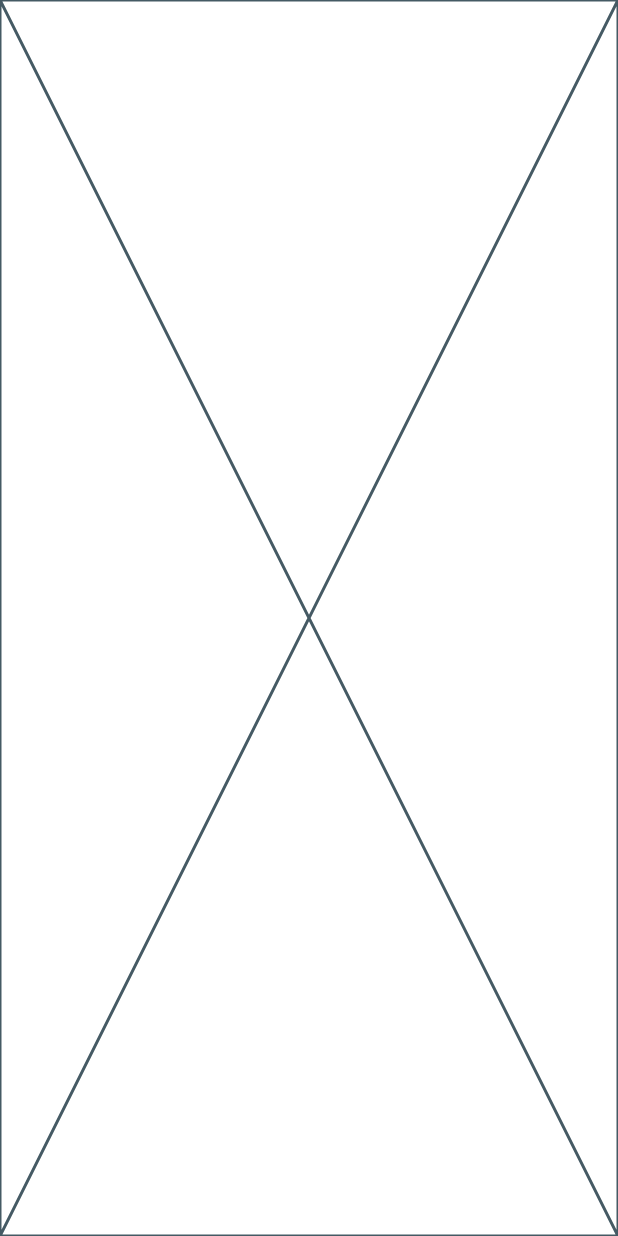
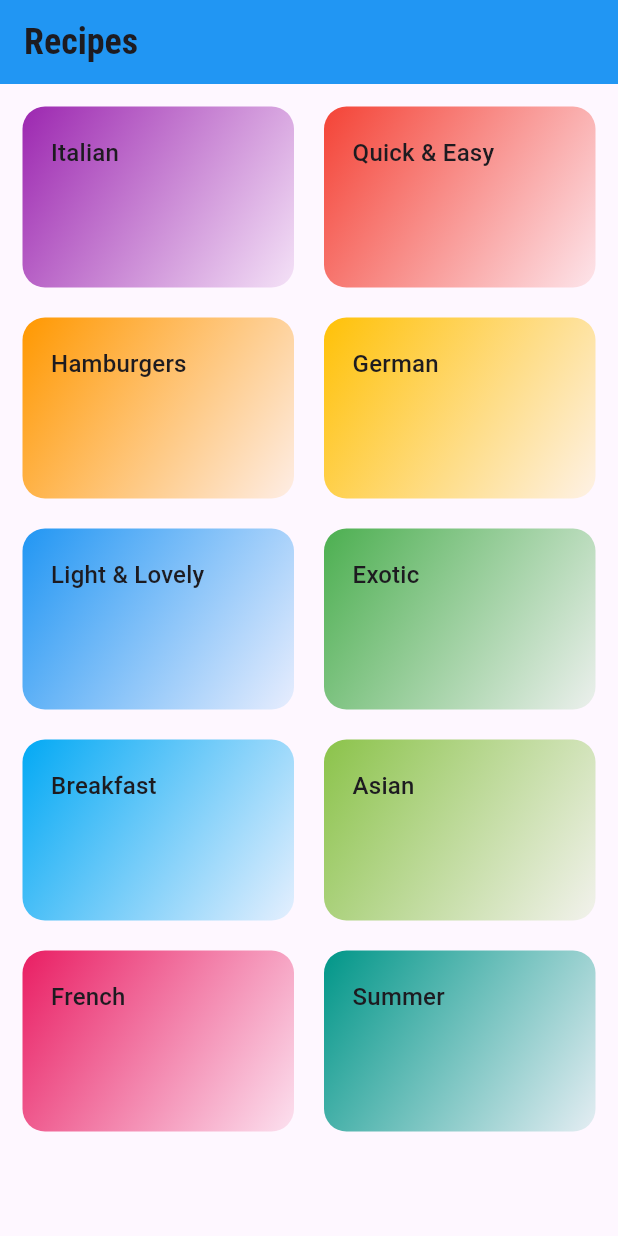
Before and after one commit to GarifullinII/food, a Flutter app: the screen it shows after launch, on a phone screen of 412 x 824 dp. Run offline on Flutter 3.47's test engine with Material 3 defaults, Android fonts, the phone set to English and light mode, and no system bars.

Commit message:
add categories_screen

```diff
--- /dev/null
+++ b/lib/categories_screen.dart
@@ -0,0 +1,34 @@
+import 'package:flutter/material.dart';
+import 'package:food/category_item.dart';
+import 'package:food/dummy_data.dart';
+
+class CategoriesScreen extends StatelessWidget {
+  const CategoriesScreen({super.key});
+
+  @override
+  Widget build(BuildContext context) {
+    return Scaffold(
+      appBar: AppBar(
+        title: const Text('Recipes'),
+        backgroundColor: Colors.blue,
+      ),
+      body: GridView(
+        padding: const EdgeInsets.all(15),
+        gridDelegate: const SliverGridDelegateWithMaxCrossAxisExtent(
+          maxCrossAxisExtent: 200,
+          childAspectRatio: 3 / 2,
+          crossAxisSpacing: 20,
+          mainAxisSpacing: 20,
+        ),
+        children: dummyCategories
+            .map(
+              (category) => CategoryItem(
+                title: category.title,
+                color: category.color,
+              ),
+            )
+            .toList(),
+      ),
+    );
+  }
+}
--- /dev/null
+++ b/lib/category_item.dart
@@ -0,0 +1,32 @@
+import 'package:flutter/material.dart';
+
+class CategoryItem extends StatelessWidget {
+  final String title;
+  final Color color;
+
+  const CategoryItem({required this.title, required this.color, super.key});
+
+  @override
+  Widget build(BuildContext context) {
+    return Container(
+      padding: const EdgeInsets.all(15),
+      decoration: BoxDecoration(
+        gradient: LinearGradient(
+          colors: [
+            color.withOpacity(0.1),
+            color,
+          ],
+          begin: Alignment.bottomRight,
+          end: Alignment.topLeft,
+        ),
+        borderRadius: BorderRadius.circular(15),
+      ),
+      child: Padding(
+        padding: const EdgeInsets.all(4),
+        child: Text(title,
+        style: Theme.of(context).textTheme.titleMedium,
+        ),
+      ),
+    );
+  }
+}
--- /dev/null
+++ b/lib/dummy_data.dart
@@ -0,0 +1,55 @@
+import 'package:flutter/material.dart';
+import 'models/category.dart';
+
+const dummyCategories = [
+  Category(
+    id: 'c1',
+    title: 'Italian',
+    color: Colors.purple,
+  ),
+  Category(
+    id: 'c2',
+    title: 'Quick & Easy',
+    color: Colors.red,
+  ),
+  Category(
+    id: 'c3',
+    title: 'Hamburgers',
+    color: Colors.orange,
+  ),
+  Category(
+    id: 'c4',
+    title: 'German',
+    color: Colors.amber,
+  ),
+  Category(
+    id: 'c5',
+    title: 'Light & Lovely',
+    color: Colors.blue,
+  ),
+  Category(
+    id: 'c6',
+    title: 'Exotic',
+    color: Colors.green,
+  ),
+  Category(
+    id: 'c7',
+    title: 'Breakfast',
+    color: Colors.lightBlue,
+  ),
+  Category(
+    id: 'c8',
+    title: 'Asian',
+    color: Colors.lightGreen,
+  ),
+  Category(
+    id: 'c9',
+    title: 'French',
+    color: Colors.pink,
+  ),
+  Category(
+    id: 'c10',
+    title: 'Summer',
+    color: Colors.teal,
+  ),
+];
--- a/lib/main.dart
+++ b/lib/main.dart
@@ -1,4 +1,6 @@
 import 'package:flutter/material.dart';
+
+import 'categories_screen.dart';
 
 void main() {
   runApp(const MyApp());
@@ -10,21 +12,30 @@ class MyApp extends StatelessWidget {
   @override
   Widget build(BuildContext context) {
     return MaterialApp(
-      title: 'food',
+      title: 'DeliMeals',
       theme: ThemeData(
-        colorScheme: ColorScheme.fromSeed(seedColor: Colors.deepPurple),
-        useMaterial3: true,
+        primaryColor: Colors.blue,
+        hintColor: Colors.blueAccent,
+        canvasColor: Colors.grey,
+        fontFamily: 'Raleway',
+        textTheme: ThemeData.light().textTheme.copyWith(
+              titleLarge: const TextStyle(
+                fontFamily: 'RobotoCondensed',
+                fontSize: 24,
+                fontWeight: FontWeight.bold,
+              ),
+              bodyLarge: const TextStyle(
+                color: Colors.white10,
+              ),
+              bodyMedium: const TextStyle(
+                color: Colors.black,
+              ),
+              bodySmall: const TextStyle(
+                color: Colors.grey,
+              ),
+            ),
       ),
-      home: const MyHomePage(),
+      home: const CategoriesScreen(),
     );
   }
 }
-
-class MyHomePage extends StatelessWidget {
-  const MyHomePage({super.key});
-
-  @override
-  Widget build(BuildContext context) {
-    return const Placeholder();
-  }
-}
--- /dev/null
+++ b/lib/models/category.dart
@@ -0,0 +1,13 @@
+import 'package:flutter/material.dart';
+
+class Category {
+  final String id;
+  final String title;
+  final Color color;
+
+  const Category({
+    required this.id,
+    required this.title,
+    this.color = Colors.tealAccent,
+  });
+}
```
Also changed, not shown: pubspec.yaml (+17 -41 lines), assets/fonts/Raleway-Black.ttf (added), assets/fonts/Raleway-Bold.ttf (added), assets/fonts/Raleway-Regular.ttf (added), assets/fonts/RobotoCondensed-Bold.ttf (added), assets/fonts/RobotoCondensed-Italic.ttf (added), assets/fonts/RobotoCondensed-Light.ttf (added), assets/fonts/RobotoCondensed-Regular.ttf (added), 1 other file.
